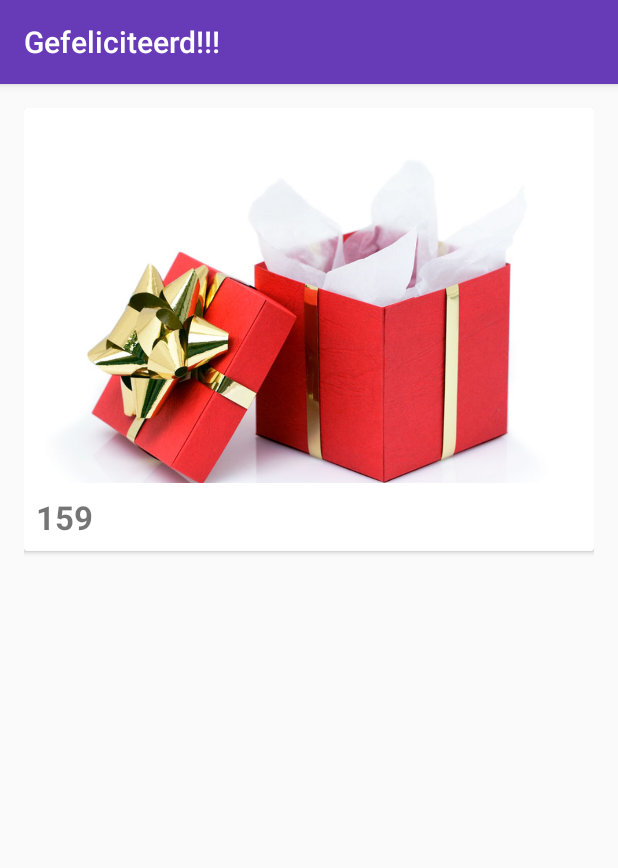
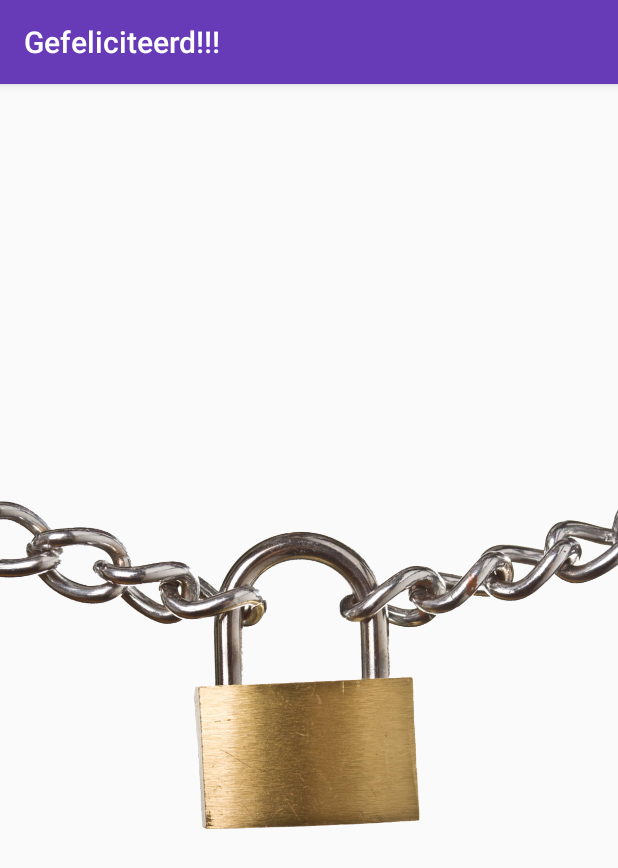
Before and after one commit to Jdruwe/ElineBirthday, an Android app: the KeyActivity screen opened directly, with no data from a screen before it, on a phone screen of 412 x 824 dp. Shown: the top 868 px of the screen. Run offline under Robolectric (Android 15) with nearby library versions, the phone set to English and light mode, and no system bars; our stand-ins replace Picasso; libraries missing offline, so code that uses them is left out: tyrantgit.explosionfield; 1 statement that could not run was skipped.

Commit message:
Added lock

```diff
--- a/app/build.gradle
+++ b/app/build.gradle
@@ -28,4 +28,5 @@ dependencies {
     compile 'hanks.xyz:smallbang-library:0.1.2'
     compile 'com.github.deano2390:MaterialShowcaseView:1.0.6'
     compile 'com.android.support:cardview-v7:23.1.0'
+    compile 'tyrantgit:explosionfield:1.0.1'
 }
--- a/app/src/main/java/be/jeroendruwe/elinebirthday/KeyActivity.java
+++ b/app/src/main/java/be/jeroendruwe/elinebirthday/KeyActivity.java
@@ -1,13 +1,21 @@
 package be.jeroendruwe.elinebirthday;
 
 import android.os.Bundle;
+import android.os.Handler;
+import android.os.Looper;
 import android.support.v7.app.AppCompatActivity;
 import android.support.v7.widget.Toolbar;
+import android.view.View;
 import android.widget.ImageView;
+import android.widget.TextView;
 
 import com.squareup.picasso.Picasso;
 
+import tyrantgit.explosionfield.ExplosionField;
+
 public class KeyActivity extends AppCompatActivity {
+
+    private ExplosionField explosionField;
 
     @Override
     protected void onCreate(Bundle savedInstanceState) {
@@ -16,12 +24,30 @@ public class KeyActivity extends AppCompatActivity {
         Toolbar toolbar = (Toolbar) findViewById(R.id.toolbar);
         setSupportActionBar(toolbar);
 
+        explosionField = ExplosionField.attach2Window(this);
+
         if (getSupportActionBar() != null) {
             getSupportActionBar().setTitle(getString(R.string.congratulations));
         }
 
-        final ImageView backgroundImage = (ImageView) findViewById(R.id.content_key_iv_presents);
-        Picasso.with(this).load(R.drawable.opened_gift).fit().centerCrop().into(backgroundImage);
+        final ImageView lock = (ImageView) findViewById(R.id.content_key_iv_lock);
+        Picasso.with(this).load(R.drawable.lock).fit().centerCrop().into(lock);
+
+        final TextView lockKey = (TextView) findViewById(R.id.content_key_tv_lock_key);
+
+        lock.setOnClickListener(new View.OnClickListener() {
+            @Override
+            public void onClick(View v) {
+                explosionField.explode(v);
+                v.setVisibility(View.GONE);
+
+                new Handler(Looper.getMainLooper()).postDelayed(new Runnable() {
+                    @Override
+                    public void run() {
+                        lockKey.setVisibility(View.VISIBLE);
+                    }
+                }, 1000);
+            }
+        });
     }
-
 }
--- a/app/src/main/java/be/jeroendruwe/elinebirthday/StartActivity.java
+++ b/app/src/main/java/be/jeroendruwe/elinebirthday/StartActivity.java
@@ -28,7 +28,7 @@ public class StartActivity extends AppCompatActivity {
         mSmallBang = SmallBang.attach2Window(this);
 
         final ImageView backgroundImage = (ImageView) findViewById(R.id.content_start_imv_background);
-        setBackground(backgroundImage, R.drawable.eline);
+        setBackground(backgroundImage, R.drawable.eline_crown);
 
         next = (Button) findViewById(R.id.content_start_btn_next);
 
--- a/app/src/main/res/layout/content_key.xml
+++ b/app/src/main/res/layout/content_key.xml
@@ -4,39 +4,23 @@
     xmlns:tools="http://schemas.android.com/tools"
     android:layout_width="match_parent"
     android:layout_height="match_parent"
-    android:paddingBottom="@dimen/activity_vertical_margin"
-    android:paddingLeft="@dimen/activity_horizontal_margin"
-    android:paddingRight="@dimen/activity_horizontal_margin"
-    android:paddingTop="@dimen/activity_vertical_margin"
     app:layout_behavior="@string/appbar_scrolling_view_behavior"
     tools:context="be.jeroendruwe.elinebirthday.KeyActivity"
     tools:showIn="@layout/activity_key">
 
-    <android.support.v7.widget.CardView xmlns:android="http://schemas.android.com/apk/res/android"
-        android:id="@+id/card_view"
+    <ImageView
+        android:id="@+id/content_key_iv_lock"
         android:layout_width="match_parent"
-        android:layout_height="wrap_content">
+        android:layout_height="250dp"
+        android:layout_centerInParent="true" />
 
-        <RelativeLayout
-            android:layout_width="match_parent"
-            android:layout_height="match_parent">
-
-            <ImageView
-                android:id="@+id/content_key_iv_presents"
-                android:layout_width="match_parent"
-                android:layout_height="250dp" />
-
-            <TextView
-                android:layout_width="wrap_content"
-                android:layout_height="wrap_content"
-                android:layout_below="@+id/content_key_iv_presents"
-                android:maxLines="3"
-                android:padding="8dp"
-                android:text="@string/lock_key"
-                android:textSize="22sp"
-                android:textStyle="bold" />
-
-        </RelativeLayout>
-    </android.support.v7.widget.CardView>
+    <TextView
+        android:visibility="gone"
+        android:id="@+id/content_key_tv_lock_key"
+        android:layout_width="wrap_content"
+        android:layout_height="wrap_content"
+        android:layout_centerInParent="true"
+        android:text="@string/lock_key"
+        android:textSize="45sp" />
 
 </RelativeLayout>
```
Also changed, not shown: app/src/main/res/drawable/eline.jpg (deleted), app/src/main/res/drawable/eline_crown.jpg (added), app/src/main/res/drawable/lock.png (added), app/src/main/res/drawable/opened_gift.jpg (deleted), 1 other file.
